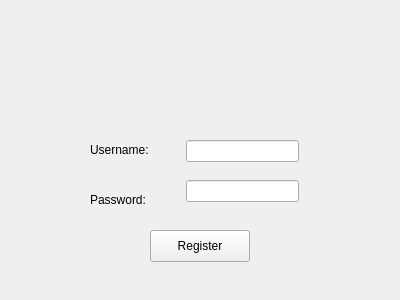
Old version of the form signup.ui in the repository CS180-spring/cs180-21-wooohooo.
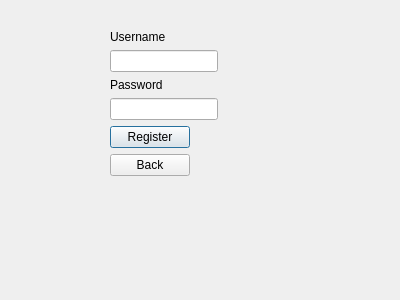
New version of the form.

```diff
--- a/signup.ui
+++ b/signup.ui
@@ -1,7 +1,7 @@
 <?xml version="1.0" encoding="UTF-8"?>
 <ui version="4.0">
- <class>signUp</class>
- <widget class="QWidget" name="signUp">
+ <class>SignUp</class>
+ <widget class="QDialog" name="SignUp">
   <property name="geometry">
    <rect>
     <x>0</x>
@@ -13,64 +13,51 @@
   <property name="windowTitle">
    <string>Form</string>
   </property>
-  <widget class="QPushButton" name="registerButton">
+  <widget class="QWidget" name="">
    <property name="geometry">
     <rect>
-     <x>150</x>
-     <y>230</y>
-     <width>100</width>
-     <height>32</height>
+     <x>110</x>
+     <y>30</y>
+     <width>195</width>
+     <height>199</height>
     </rect>
    </property>
-   <property name="text">
-    <string>Register</string>
-   </property>
-  </widget>
-  <widget class="QLabel" name="label">
-   <property name="geometry">
-    <rect>
-     <x>90</x>
-     <y>140</y>
-     <width>81</width>
-     <height>20</height>
-    </rect>
-   </property>
-   <property name="text">
-    <string>Username:</string>
-   </property>
-  </widget>
-  <widget class="QLineEdit" name="newPassword">
-   <property name="geometry">
-    <rect>
-     <x>186</x>
-     <y>180</y>
-     <width>113</width>
-     <height>22</height>
-    </rect>
-   </property>
-  </widget>
-  <widget class="QLineEdit" name="newUsername">
-   <property name="geometry">
-    <rect>
-     <x>186</x>
-     <y>140</y>
-     <width>113</width>
-     <height>22</height>
-    </rect>
-   </property>
-  </widget>
-  <widget class="QLabel" name="label_2">
-   <property name="geometry">
-    <rect>
-     <x>90</x>
-     <y>190</y>
-     <width>71</width>
-     <height>20</height>
-    </rect>
-   </property>
-   <property name="text">
-    <string>Password:</string>
-   </property>
+   <layout class="QFormLayout" name="formLayout">
+    <item row="0" column="0">
+     <widget class="QLabel" name="label">
+      <property name="text">
+       <string>Username</string>
+      </property>
+     </widget>
+    </item>
+    <item row="1" column="0">
+     <widget class="QLineEdit" name="username"/>
+    </item>
+    <item row="2" column="0">
+     <widget class="QLabel" name="label_2">
+      <property name="text">
+       <string>Password</string>
+      </property>
+     </widget>
+    </item>
+    <item row="3" column="0">
+     <widget class="QLineEdit" name="password"/>
+    </item>
+    <item row="6" column="0">
+     <widget class="QPushButton" name="register_2">
+      <property name="text">
+       <string>Register</string>
+      </property>
+     </widget>
+    </item>
+    <item row="7" column="0">
+     <widget class="QPushButton" name="back">
+      <property name="text">
+       <string>Back</string>
+      </property>
+     </widget>
+    </item>
+   </layout>
   </widget>
  </widget>
  <resources/>
```
Left out of the diff: 2 changed lines with no effect on the pictures.
